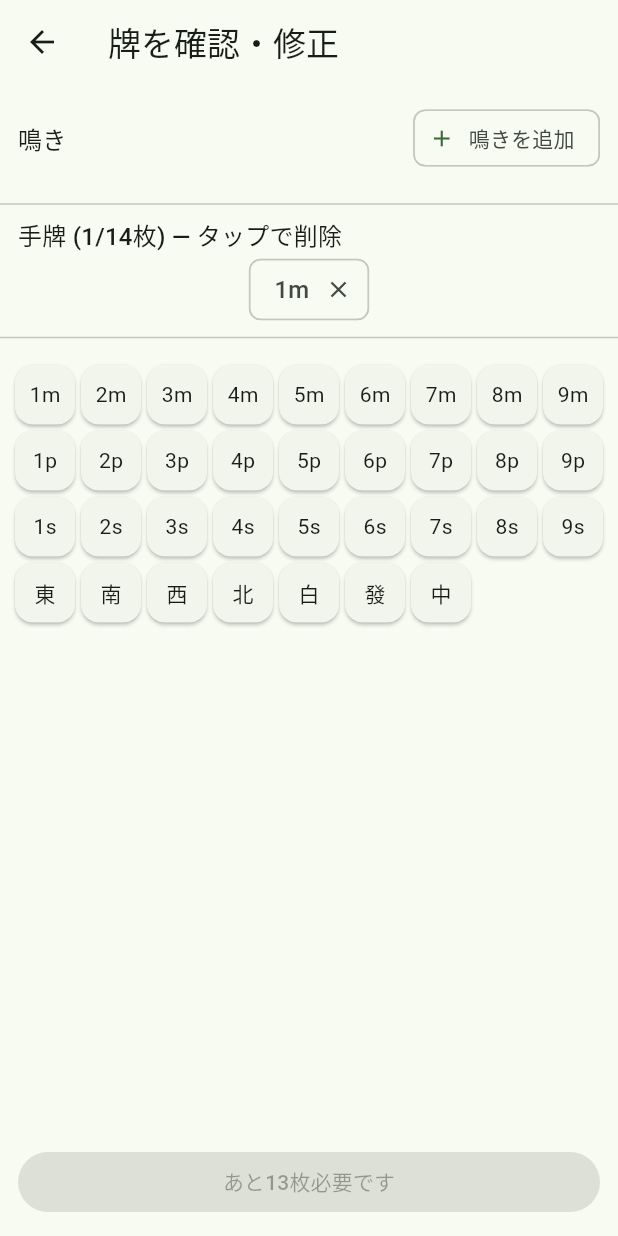
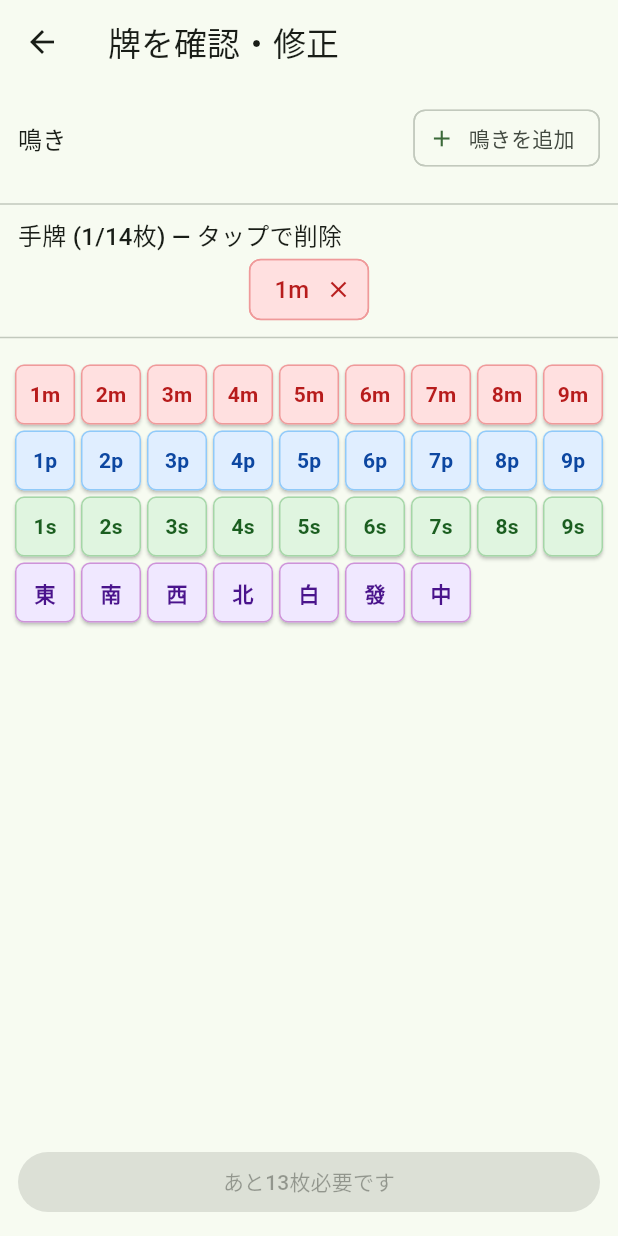
Before and after one commit to watanabe2018/mahjong_score_app, a Flutter app: the TileConfirmScreen screen opened directly, after a tap on "1m", on a phone screen of 412 x 824 dp. Run offline on Flutter 3.47's test engine with Material 3 defaults, Android fonts, the phone set to English and light mode, and no system bars; our stand-ins replace image_picker, shared_preferences; accounts and stored records are empty.

Commit message:
feat: color-code tiles by suit

```diff
--- a/lib/screens/input_screen.dart
+++ b/lib/screens/input_screen.dart
@@ -7,6 +7,7 @@ import '../logic/score_calculator.dart';
 import '../logic/dora_calculator.dart';
 import 'result_screen.dart';
 import 'widgets/tile_picker_dialog.dart';
+import 'widgets/tile_style.dart';
 
 class InputScreen extends StatefulWidget {
   final List<String> tileCodes; // 面前部分(鳴き分を除いた残りの手牌)
@@ -145,7 +146,10 @@ class _InputScreenState extends State<InputScreen> {
             final indicator = Tile.fromString(indicators[i]);
             final doraTile = DoraCalculator.doraTileFor(indicator);
             return InputChip(
-              label: Text('${_label(indicators[i])} → ${_label(doraTile.code)}がドラ'),
+              label: Text('${_label(indicators[i])} → ${_label(doraTile.code)}がドラ',
+                  style: TextStyle(color: TileStyle.textColor(indicators[i]))),
+              backgroundColor: TileStyle.backgroundColor(indicators[i]),
+              side: BorderSide(color: TileStyle.borderColor(indicators[i])),
               onDeleted: () => setState(() => indicators.removeAt(i)),
             );
           }),
@@ -165,7 +169,11 @@ class _InputScreenState extends State<InputScreen> {
             const Text('鳴き', style: TextStyle(fontWeight: FontWeight.bold)),
             Wrap(
               spacing: 8,
-              children: widget.calledMelds.map((m) => Chip(label: Text(m.label))).toList(),
+              children: widget.calledMelds.map((m) => Chip(
+                label: Text(m.label, style: TextStyle(color: TileStyle.textColor(m.baseTileCode))),
+                backgroundColor: TileStyle.backgroundColor(m.baseTileCode),
+                side: BorderSide(color: TileStyle.borderColor(m.baseTileCode)),
+              )).toList(),
             ),
             const SizedBox(height: 8),
           ],
@@ -175,8 +183,11 @@ class _InputScreenState extends State<InputScreen> {
             spacing: 8,
             children: widget.tileCodes.toSet().map((code) {
               return ChoiceChip(
-                label: Text(_label(code)),
+                label: Text(_label(code), style: TextStyle(color: TileStyle.textColor(code))),
                 selected: _winningTileCode == code,
+                backgroundColor: TileStyle.backgroundColor(code),
+                selectedColor: TileStyle.borderColor(code),
+                side: BorderSide(color: TileStyle.borderColor(code)),
                 onSelected: (_) => setState(() => _winningTileCode = code),
               );
             }).toList(),
--- a/lib/screens/tile_confirm_screen.dart
+++ b/lib/screens/tile_confirm_screen.dart
@@ -2,6 +2,7 @@ import 'package:flutter/material.dart';
 import '../models/called_meld_draft.dart';
 import 'input_screen.dart';
 import 'widgets/tile_picker_dialog.dart';
+import 'widgets/tile_style.dart';
 
 class TileConfirmScreen extends StatefulWidget {
   final List<String> initialTileCodes;
@@ -149,8 +150,12 @@ class _TileConfirmScreenState extends State<TileConfirmScreen> {
               spacing: 6,
               runSpacing: 6,
               children: List.generate(_tiles.length, (i) {
+                final code = _tiles[i];
                 return InputChip(
-                  label: Text(_label(_tiles[i]), style: const TextStyle(fontSize: 16)),
+                  label: Text(_label(code), style: TextStyle(fontSize: 16, color: TileStyle.textColor(code))),
+                  backgroundColor: TileStyle.backgroundColor(code),
+                  side: BorderSide(color: TileStyle.borderColor(code)),
+                  deleteIconColor: TileStyle.textColor(code),
                   onDeleted: () => _removeAt(i),
                 );
               }),
@@ -176,7 +181,14 @@ class _TileConfirmScreenState extends State<TileConfirmScreen> {
                   },
                   child: Card(
                     margin: const EdgeInsets.all(2),
-                    child: Center(child: Text(_label(code))),
+                    color: TileStyle.backgroundColor(code),
+                    shape: RoundedRectangleBorder(
+                      side: BorderSide(color: TileStyle.borderColor(code)),
+                      borderRadius: BorderRadius.circular(6),
+                    ),
+                    child: Center(
+                      child: Text(_label(code), style: TextStyle(color: TileStyle.textColor(code), fontWeight: FontWeight.bold)),
+                    ),
                   ),
                 );
               },
--- a/lib/screens/widgets/tile_picker_dialog.dart
+++ b/lib/screens/widgets/tile_picker_dialog.dart
@@ -1,4 +1,5 @@
 import 'package:flutter/material.dart';
+import 'tile_style.dart';
 
 /// 汎用の牌選択ダイアログ。選ばれた牌コード(例: "3p")を返す。
 /// [allowRed] が true の場合、5の牌は長押しで赤ドラとして選べる("0p"等を返す)。
@@ -60,7 +61,14 @@ class TilePickerDialog extends StatelessWidget {
                   : null,
               child: Card(
                 margin: const EdgeInsets.all(2),
-                child: Center(child: Text(_label(code))),
+                color: TileStyle.backgroundColor(code),
+                shape: RoundedRectangleBorder(
+                  side: BorderSide(color: TileStyle.borderColor(code)),
+                  borderRadius: BorderRadius.circular(6),
+                ),
+                child: Center(
+                  child: Text(_label(code), style: TextStyle(color: TileStyle.textColor(code), fontWeight: FontWeight.bold)),
+                ),
               ),
             );
           },
--- /dev/null
+++ b/lib/screens/widgets/tile_style.dart
@@ -0,0 +1,51 @@
+import 'package:flutter/material.dart';
+
+/// 牌コード(例: "3m", "0p", "5z")から、種類(萬子/筒子/索子/字牌)に応じた色を返す
+class TileStyle {
+  static String suitOf(String code) => code.substring(code.length - 1);
+
+  static Color backgroundColor(String code) {
+    switch (suitOf(code)) {
+      case 'm':
+        return const Color(0xFFFFE0E0); // 萬子: 赤系
+      case 'p':
+        return const Color(0xFFE0EEFF); // 筒子: 青系
+      case 's':
+        return const Color(0xFFE0F5E0); // 索子: 緑系
+      case 'z':
+        return const Color(0xFFF0E8FF); // 字牌: 紫系
+      default:
+        return const Color(0xFFEEEEEE);
+    }
+  }
+
+  static Color textColor(String code) {
+    switch (suitOf(code)) {
+      case 'm':
+        return const Color(0xFFB71C1C);
+      case 'p':
+        return const Color(0xFF0D47A1);
+      case 's':
+        return const Color(0xFF1B5E20);
+      case 'z':
+        return const Color(0xFF4A148C);
+      default:
+        return Colors.black87;
+    }
+  }
+
+  static Color borderColor(String code) {
+    switch (suitOf(code)) {
+      case 'm':
+        return const Color(0xFFEF9A9A);
+      case 'p':
+        return const Color(0xFF90CAF9);
+      case 's':
+        return const Color(0xFFA5D6A7);
+      case 'z':
+        return const Color(0xFFCE93D8);
+      default:
+        return const Color(0xFFCCCCCC);
+    }
+  }
+}
```
